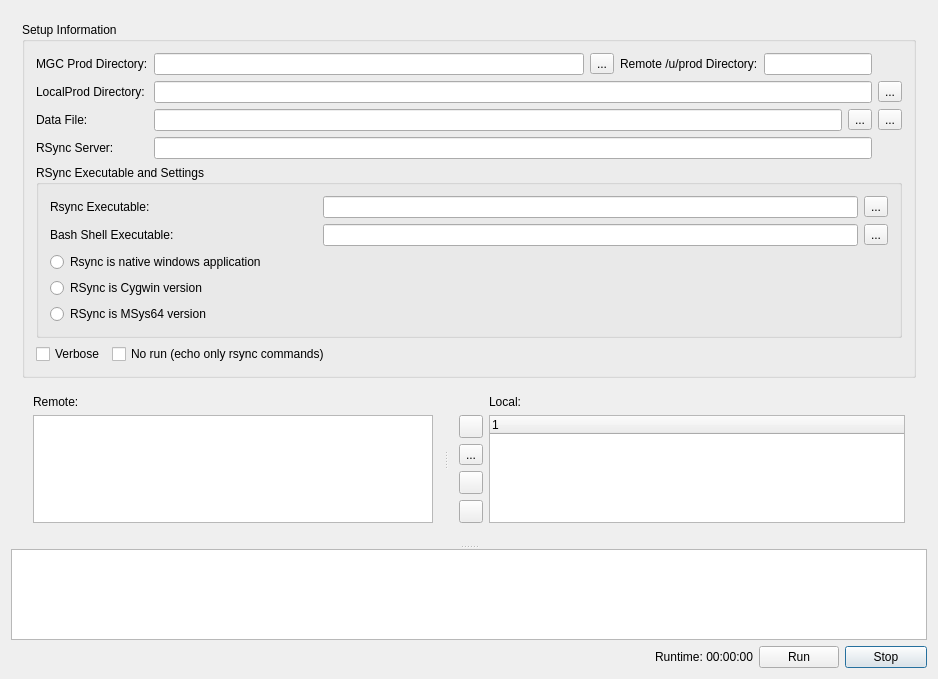
This is MainWindow/MainWindow.ui in scottaronbloom/localprodsync as Qt 5 draws it before an edit. The edited form follows.
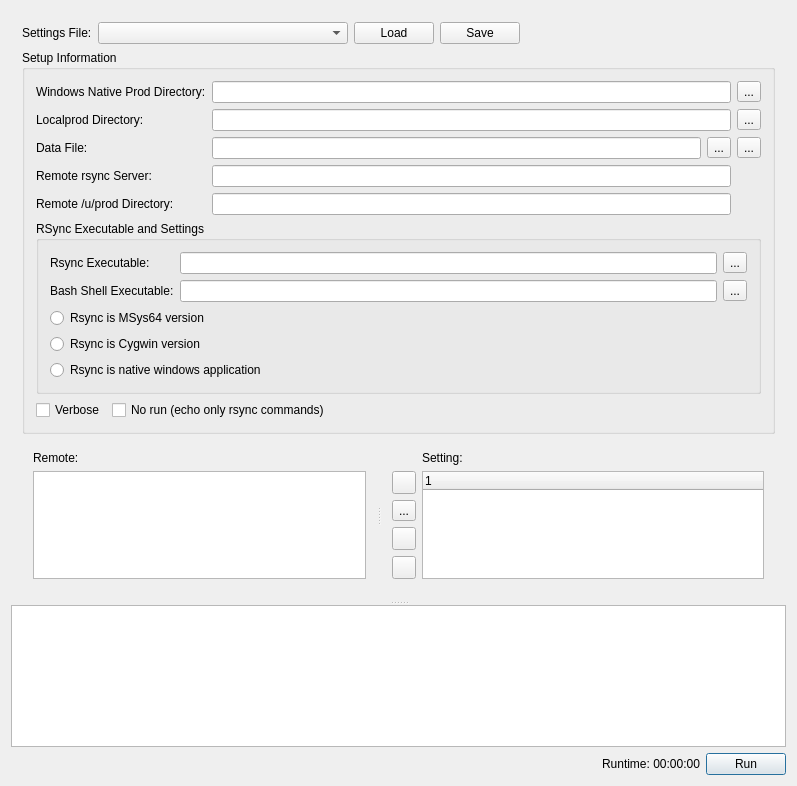
This is the edited form. Icons and pictures are not drawn.

Commit message: Stop using SAB Utils, added settings

What changed in the file:
```diff
--- a/MainWindow/MainWindow.ui
+++ b/MainWindow/MainWindow.ui
@@ -6,8 +6,8 @@
    <rect>
     <x>0</x>
     <y>0</y>
-    <width>938</width>
-    <height>679</height>
+    <width>797</width>
+    <height>786</height>
    </rect>
   </property>
   <property name="minimumSize">
@@ -20,6 +20,46 @@
    <string>Local Prod Sync Tool</string>
   </property>
   <layout class="QGridLayout" name="gridLayout_3">
+   <item row="1" column="0" colspan="3">
+    <spacer name="horizontalSpacer">
+     <property name="orientation">
+      <enum>Qt::Horizontal</enum>
+     </property>
+     <property name="sizeHint" stdset="0">
+      <size>
+       <width>699</width>
+       <height>20</height>
+      </size>
+     </property>
+    </spacer>
+   </item>
+   <item row="1" column="3" colspan="2">
+    <widget class="QLabel" name="runtimeLabel">
+     <property name="text">
+      <string>Runtime: 00:00:00</string>
+     </property>
+    </widget>
+   </item>
+   <item row="1" column="5">
+    <widget class="QPushButton" name="runBtn">
+     <property name="sizePolicy">
+      <sizepolicy hsizetype="Maximum" vsizetype="Fixed">
+       <horstretch>0</horstretch>
+       <verstretch>0</verstretch>
+      </sizepolicy>
+     </property>
+     <property name="whatsThis">
+      <string>Click this button to run the sync</string>
+     </property>
+     <property name="text">
+      <string>Run</string>
+     </property>
+     <property name="icon">
+      <iconset resource="MainWindow.qrc">
+       <normaloff>:/resources/generate.png</normaloff>:/resources/generate.png</iconset>
+     </property>
+    </widget>
+   </item>
    <item row="0" column="0" colspan="6">
     <widget class="QSplitter" name="splitter_2">
      <property name="orientation">
@@ -27,7 +67,324 @@
      </property>
      <widget class="QWidget" name="layoutWidget_1">
       <layout class="QGridLayout" name="gridLayout_2">
-       <item row="1" column="0" colspan="2">
+       <item row="2" column="0" colspan="5">
+        <widget class="QGroupBox" name="groupBox">
+         <property name="sizePolicy">
+          <sizepolicy hsizetype="Preferred" vsizetype="Minimum">
+           <horstretch>0</horstretch>
+           <verstretch>0</verstretch>
+          </sizepolicy>
+         </property>
+         <property name="title">
+          <string>Setup Information</string>
+         </property>
+         <layout class="QGridLayout" name="gridLayout_5">
+          <item row="0" column="0">
+           <widget class="QLabel" name="label_12">
+            <property name="text">
+             <string>Windows Native Prod Directory:</string>
+            </property>
+           </widget>
+          </item>
+          <item row="3" column="0">
+           <widget class="QLabel" name="label_13">
+            <property name="text">
+             <string>Remote rsync Server:</string>
+            </property>
+           </widget>
+          </item>
+          <item row="1" column="6">
+           <widget class="QToolButton" name="localProdDirBtn">
+            <property name="whatsThis">
+             <string>Click here to set the local prod directory</string>
+            </property>
+            <property name="text">
+             <string>...</string>
+            </property>
+            <property name="icon">
+             <iconset resource="MainWindow.qrc">
+              <normaloff>:/resources/open.png</normaloff>:/resources/open.png</iconset>
+            </property>
+           </widget>
+          </item>
+          <item row="2" column="5">
+           <widget class="QToolButton" name="dataFileBtn">
+            <property name="whatsThis">
+             <string>Click here to save the settings file</string>
+            </property>
+            <property name="text">
+             <string>...</string>
+            </property>
+            <property name="icon">
+             <iconset resource="MainWindow.qrc">
+              <normaloff>:/resources/open.png</normaloff>:/resources/open.png</iconset>
+            </property>
+           </widget>
+          </item>
+          <item row="6" column="0" colspan="7">
+           <layout class="QHBoxLayout" name="horizontalLayout">
+            <item>
+             <widget class="QCheckBox" name="verbose">
+              <property name="whatsThis">
+               <string>When this box is checked, more information is displayed while running</string>
+              </property>
+              <property name="text">
+               <string>Verbose</string>
+              </property>
+             </widget>
+            </item>
+            <item>
+             <widget class="QCheckBox" name="norun">
+              <property name="whatsThis">
+               <string>When this box is checked, rsync is not actually run, but the commands are echoed out</string>
+              </property>
+              <property name="text">
+               <string>No run (echo only rsync commands)</string>
+              </property>
+             </widget>
+            </item>
+            <item>
+             <spacer name="horizontalSpacer_2">
+              <property name="orientation">
+               <enum>Qt::Horizontal</enum>
+              </property>
+              <property name="sizeHint" stdset="0">
+               <size>
+                <width>40</width>
+                <height>20</height>
+               </size>
+              </property>
+             </spacer>
+            </item>
+           </layout>
+          </item>
+          <item row="2" column="0">
+           <widget class="QLabel" name="label_5">
+            <property name="text">
+             <string>Data File:</string>
+            </property>
+           </widget>
+          </item>
+          <item row="2" column="1" colspan="4">
+           <widget class="QLineEdit" name="dataFile">
+            <property name="whatsThis">
+             <string>This field contains the data file to for the client you are wanting to build.  Typically this is set to $P4_CLIENT_DIR/src/misc/WinLocalProdSyncData.xml</string>
+            </property>
+           </widget>
+          </item>
+          <item row="3" column="1" colspan="5">
+           <widget class="QLineEdit" name="rsyncServer">
+            <property name="whatsThis">
+             <string>&lt;html&gt;&lt;head/&gt;&lt;body&gt;&lt;p&gt;This field is the rsync server to use.&lt;/p&gt;
+For
+&lt;ul&gt;
+&lt;li&gt;wilsonville use local-rsync-vm1.wv.mentorg.com&lt;/li&gt;&lt;/ul&gt;
+&lt;/body&gt;&lt;/html&gt;</string>
+            </property>
+           </widget>
+          </item>
+          <item row="1" column="0">
+           <widget class="QLabel" name="label_14">
+            <property name="whatsThis">
+             <string>This field contains the prod directory on your local machine.  Typically this is C:localprod</string>
+            </property>
+            <property name="text">
+             <string>Localprod Directory:</string>
+            </property>
+           </widget>
+          </item>
+          <item row="2" column="6">
+           <widget class="QToolButton" name="saveDataFileBtn">
+            <property name="whatsThis">
+             <string>Click here to save the settings file.  (NOTE: you may need to p4 edit externally)</string>
+            </property>
+            <property name="text">
+             <string>...</string>
+            </property>
+            <property name="icon">
+             <iconset resource="MainWindow.qrc">
+              <normaloff>:/resources/download.png</normaloff>:/resources/download.png</iconset>
+            </property>
+           </widget>
+          </item>
+          <item row="1" column="1" colspan="5">
+           <widget class="QLineEdit" name="localProdDir">
+            <property name="whatsThis">
+             <string>This field holds the local directory to sync the prod directory two.  C:\localprod is recommended</string>
+            </property>
+           </widget>
+          </item>
+          <item row="4" column="0">
+           <widget class="QLabel" name="label_2">
+            <property name="text">
+             <string>Remote /u/prod Directory:</string>
+            </property>
+           </widget>
+          </item>
+          <item row="0" column="6">
+           <widget class="QToolButton" name="localUProdDirBtn">
+            <property name="whatsThis">
+             <string>Click here to select the native path to the /u/prod directory</string>
+            </property>
+            <property name="text">
+             <string>...</string>
+            </property>
+            <property name="icon">
+             <iconset resource="MainWindow.qrc">
+              <normaloff>:/resources/open.png</normaloff>:/resources/open.png</iconset>
+            </property>
+           </widget>
+          </item>
+          <item row="0" column="1" colspan="5">
+           <widget class="QLineEdit" name="localUProdDir">
+            <property name="sizePolicy">
+             <sizepolicy hsizetype="Expanding" vsizetype="Fixed">
+              <horstretch>1</horstretch>
+              <verstretch>0</verstretch>
+             </sizepolicy>
+            </property>
+            <property name="whatsThis">
+             <string>This field contains the Native Windows (UNC) path for the /u/prod directory.  For wilsonville, this is typically \\mgc\home\prod</string>
+            </property>
+           </widget>
+          </item>
+          <item row="4" column="1" colspan="5">
+           <widget class="QLineEdit" name="remoteUProdDir">
+            <property name="sizePolicy">
+             <sizepolicy hsizetype="Expanding" vsizetype="Fixed">
+              <horstretch>1</horstretch>
+              <verstretch>0</verstretch>
+             </sizepolicy>
+            </property>
+            <property name="whatsThis">
+             <string>This field contains the path for /u/prod on the rsync server.</string>
+            </property>
+           </widget>
+          </item>
+          <item row="5" column="0" colspan="7">
+           <widget class="QGroupBox" name="groupBox_2">
+            <property name="sizePolicy">
+             <sizepolicy hsizetype="Preferred" vsizetype="Maximum">
+              <horstretch>0</horstretch>
+              <verstretch>0</verstretch>
+             </sizepolicy>
+            </property>
+            <property name="title">
+             <string>RSync Executable and Settings</string>
+            </property>
+            <layout class="QGridLayout" name="gridLayout_4">
+             <item row="4" column="0" colspan="4">
+              <widget class="QRadioButton" name="rsyncCygwin">
+               <property name="whatsThis">
+                <string>If you are using a cygwin based rsync executable, select this button</string>
+               </property>
+               <property name="text">
+                <string>Rsync is Cygwin version</string>
+               </property>
+              </widget>
+             </item>
+             <item row="0" column="3">
+              <widget class="QToolButton" name="rsyncExecBtn">
+               <property name="whatsThis">
+                <string>Click here to select the rsync executable</string>
+               </property>
+               <property name="text">
+                <string>...</string>
+               </property>
+               <property name="icon">
+                <iconset resource="MainWindow.qrc">
+                 <normaloff>:/resources/open.png</normaloff>:/resources/open.png</iconset>
+               </property>
+              </widget>
+             </item>
+             <item row="0" column="0">
+              <widget class="QLabel" name="label">
+               <property name="sizePolicy">
+                <sizepolicy hsizetype="Maximum" vsizetype="Preferred">
+                 <horstretch>0</horstretch>
+                 <verstretch>0</verstretch>
+                </sizepolicy>
+               </property>
+               <property name="text">
+                <string>Rsync Executable:</string>
+               </property>
+              </widget>
+             </item>
+             <item row="5" column="0" colspan="3">
+              <widget class="QRadioButton" name="rsyncNative">
+               <property name="whatsThis">
+                <string>If you are using a native windows rsync system, select this button</string>
+               </property>
+               <property name="text">
+                <string>Rsync is native windows application</string>
+               </property>
+              </widget>
+             </item>
+             <item row="1" column="1" colspan="2">
+              <widget class="QLineEdit" name="bashExec">
+               <property name="whatsThis">
+                <string>This field contains the bash executable.  For the default msys64 setup, C:/msys64/usr/bin/bash.exe should be used.  This is only necessary for using the ssh security tokens</string>
+               </property>
+              </widget>
+             </item>
+             <item row="0" column="1" colspan="2">
+              <widget class="QLineEdit" name="rsyncExec">
+               <property name="whatsThis">
+                <string>This field contains the rsync executable.  For the default msys64 setup, C:/msys64/usr/bin/rsync.exe should be used</string>
+               </property>
+              </widget>
+             </item>
+             <item row="1" column="0">
+              <widget class="QLabel" name="label_3">
+               <property name="sizePolicy">
+                <sizepolicy hsizetype="Maximum" vsizetype="Preferred">
+                 <horstretch>0</horstretch>
+                 <verstretch>0</verstretch>
+                </sizepolicy>
+               </property>
+               <property name="text">
+                <string>Bash Shell Executable:</string>
+               </property>
+              </widget>
+             </item>
+             <item row="1" column="3">
+              <widget class="QToolButton" name="bashExecBtn">
+               <property name="whatsThis">
+                <string>Click here to select the bash shell executable</string>
+               </property>
+               <property name="text">
+                <string>...</string>
+               </property>
+               <property name="icon">
+                <iconset resource="MainWindow.qrc">
+                 <normaloff>:/resources/open.png</normaloff>:/resources/open.png</iconset>
+               </property>
+              </widget>
+             </item>
+             <item row="2" column="0" colspan="3">
+              <widget class="QRadioButton" name="rsyncMSys64">
+               <property name="whatsThis">
+                <string>If you are using a msys64 rsync executable (the default) select his button</string>
+               </property>
+               <property name="text">
+                <string>Rsync is MSys64 version</string>
+               </property>
+              </widget>
+             </item>
+            </layout>
+           </widget>
+          </item>
+         </layout>
+        </widget>
+       </item>
+       <item row="1" column="0">
+        <widget class="QLabel" name="label_4">
+         <property name="text">
+          <string>Settings File:</string>
+         </property>
+        </widget>
+       </item>
+       <item row="3" column="0" colspan="5">
         <widget class="QSplitter" name="splitter">
          <property name="orientation">
           <enum>Qt::Horizontal</enum>
@@ -67,7 +424,7 @@
            <item row="0" column="1">
             <widget class="QLabel" name="localLabel">
              <property name="text">
-              <string>Local:</string>
+              <string>Setting:</string>
              </property>
             </widget>
            </item>
@@ -153,221 +510,63 @@
          </widget>
         </widget>
        </item>
-       <item row="0" column="0" colspan="2">
-        <widget class="QGroupBox" name="groupBox">
+       <item row="1" column="4">
+        <spacer name="horizontalSpacer_3">
+         <property name="orientation">
+          <enum>Qt::Horizontal</enum>
+         </property>
+         <property name="sizeHint" stdset="0">
+          <size>
+           <width>40</width>
+           <height>20</height>
+          </size>
+         </property>
+        </spacer>
+       </item>
+       <item row="1" column="2">
+        <widget class="QPushButton" name="openProjectFileBtn">
+         <property name="text">
+          <string>Load</string>
+         </property>
+         <property name="icon">
+          <iconset resource="MainWindow.qrc">
+           <normaloff>:/resources/open.png</normaloff>:/resources/open.png</iconset>
+         </property>
+        </widget>
+       </item>
+       <item row="1" column="1">
+        <widget class="QComboBox" name="projectFile">
          <property name="sizePolicy">
-          <sizepolicy hsizetype="Preferred" vsizetype="Minimum">
+          <sizepolicy hsizetype="MinimumExpanding" vsizetype="Fixed">
            <horstretch>0</horstretch>
            <verstretch>0</verstretch>
           </sizepolicy>
          </property>
-         <property name="title">
-          <string>Setup Information</string>
+        </widget>
+       </item>
+       <item row="1" column="3">
+        <widget class="QPushButton" name="saveProjectFileBtn">
+         <property name="text">
+          <string>Save</string>
          </property>
-         <layout class="QGridLayout" name="gridLayout_5">
-          <item row="3" column="0">
-           <widget class="QLabel" name="label_13">
-            <property name="text">
-             <string>RSync Server:</string>
-            </property>
-           </widget>
-          </item>
-          <item row="0" column="2">
-           <widget class="QToolButton" name="localUProdDirBtn">
-            <property name="text">
-             <string>...</string>
-            </property>
-            <property name="icon">
-             <iconset resource="MainWindow.qrc">
-              <normaloff>:/resources/open.png</normaloff>:/resources/open.png</iconset>
-            </property>
-           </widget>
-          </item>
-          <item row="1" column="0">
-           <widget class="QLabel" name="label_14">
-            <property name="text">
-             <string>LocalProd Directory:</string>
-            </property>
-           </widget>
-          </item>
-          <item row="2" column="0">
-           <widget class="QLabel" name="label_5">
-            <property name="text">
-             <string>Data File:</string>
-            </property>
-           </widget>
-          </item>
-          <item row="0" column="0">
-           <widget class="QLabel" name="label_12">
-            <property name="text">
-             <string>MGC Prod Directory:</string>
-            </property>
-           </widget>
-          </item>
-          <item row="1" column="6">
-           <widget class="QToolButton" name="localProdDirBtn">
-            <property name="text">
-             <string>...</string>
-            </property>
-            <property name="icon">
-             <iconset resource="MainWindow.qrc">
-              <normaloff>:/resources/open.png</normaloff>:/resources/open.png</iconset>
-            </property>
-           </widget>
-          </item>
-          <item row="2" column="6">
-           <widget class="QToolButton" name="saveDataFileBtn">
-            <property name="text">
-             <string>...</string>
-            </property>
-            <property name="icon">
-             <iconset resource="MainWindow.qrc">
-              <normaloff>:/resources/download.png</normaloff>:/resources/download.png</iconset>
-            </property>
-           </widget>
-          </item>
-          <item row="0" column="3">
-           <widget class="QLabel" name="label_2">
-            <property name="text">
-             <string>Remote /u/prod Directory:</string>
-            </property>
-           </widget>
-          </item>
-          <item row="0" column="1">
-           <widget class="QLineEdit" name="localUProdDir"/>
-          </item>
-          <item row="2" column="5">
-           <widget class="QToolButton" name="dataFileBtn">
-            <property name="text">
-             <string>...</string>
-            </property>
-            <property name="icon">
-             <iconset resource="MainWindow.qrc">
-              <normaloff>:/resources/open.png</normaloff>:/resources/open.png</iconset>
-            </property>
-           </widget>
-          </item>
-          <item row="2" column="1" colspan="4">
-           <widget class="QLineEdit" name="dataFile"/>
-          </item>
-          <item row="0" column="4" colspan="2">
-           <widget class="QLineEdit" name="remoteUProdDir"/>
-          </item>
-          <item row="3" column="1" colspan="5">
-           <widget class="QLineEdit" name="rsyncServer"/>
-          </item>
-          <item row="1" column="1" colspan="5">
-           <widget class="QLineEdit" name="localProdDir"/>
-          </item>
-          <item row="4" column="0" colspan="7">
-           <widget class="QGroupBox" name="groupBox_2">
-            <property name="title">
-             <string>RSync Executable and Settings</string>
-            </property>
-            <layout class="QGridLayout" name="gridLayout_4">
-             <item row="0" column="3">
-              <widget class="QToolButton" name="rsyncExecBtn">
-               <property name="text">
-                <string>...</string>
-               </property>
-               <property name="icon">
-                <iconset resource="MainWindow.qrc">
-                 <normaloff>:/resources/open.png</normaloff>:/resources/open.png</iconset>
-               </property>
-              </widget>
-             </item>
-             <item row="3" column="0" colspan="3">
-              <widget class="QRadioButton" name="rsyncCygwin">
-               <property name="text">
-                <string>RSync is Cygwin version</string>
-               </property>
-              </widget>
-             </item>
-             <item row="4" column="0" colspan="3">
-              <widget class="QRadioButton" name="rsyncMSys64">
-               <property name="text">
-                <string>RSync is MSys64 version</string>
-               </property>
-              </widget>
-             </item>
-             <item row="1" column="3">
-              <widget class="QToolButton" name="bashExecBtn">
-               <property name="text">
-                <string>...</string>
-               </property>
-               <property name="icon">
-                <iconset resource="MainWindow.qrc">
-                 <normaloff>:/resources/open.png</normaloff>:/resources/open.png</iconset>
-               </property>
-              </widget>
-             </item>
-             <item row="2" column="0" colspan="3">
-              <widget class="QRadioButton" name="rsyncNative">
-               <property name="text">
-                <string>Rsync is native windows application</string>
-               </property>
-              </widget>
-             </item>
-             <item row="1" column="1" colspan="2">
-              <widget class="QLineEdit" name="bashExec"/>
-             </item>
-             <item row="1" column="0">
-              <widget class="QLabel" name="label_3">
-               <property name="text">
-                <string>Bash Shell Executable:</string>
-               </property>
-              </widget>
-             </item>
-             <item row="0" column="0">
-              <widget class="QLabel" name="label">
-               <property name="text">
-                <string>Rsync Executable:</string>
-               </property>
-              </widget>
-             </item>
-             <item row="0" column="1" colspan="2">
-              <widget class="QLineEdit" name="rsyncExec"/>
-             </item>
-            </layout>
-           </widget>
-          </item>
-          <item row="5" column="0" colspan="7">
-           <layout class="QHBoxLayout" name="horizontalLayout">
-            <item>
-             <widget class="QCheckBox" name="verbose">
-              <property name="text">
-               <string>Verbose</string>
-              </property>
-             </widget>
-            </item>
-            <item>
-             <widget class="QCheckBox" name="norun">
-              <property name="text">
-               <string>No run (echo only rsync commands)</string>
-              </property>
-             </widget>
-            </item>
-            <item>
-             <spacer name="horizontalSpacer_2">
-              <property name="orientation">
-               <enum>Qt::Horizontal</enum>
-              </property>
-              <property name="sizeHint" stdset="0">
-               <size>
-                <width>40</width>
-                <height>20</height>
-               </size>
-              </property>
-             </spacer>
-            </item>
-           </layout>
-          </item>
-         </layout>
+         <property name="icon">
+          <iconset resource="MainWindow.qrc">
+           <normaloff>:/resources/download.png</normaloff>:/resources/download.png</iconset>
+         </property>
         </widget>
        </item>
       </layout>
      </widget>
      <widget class="QPlainTextEdit" name="log">
+      <property name="sizePolicy">
+       <sizepolicy hsizetype="Expanding" vsizetype="Expanding">
+        <horstretch>1</horstretch>
+        <verstretch>0</verstretch>
+       </sizepolicy>
+      </property>
+      <property name="whatsThis">
+       <string>The log of the run</string>
+      </property>
       <property name="lineWrapMode">
        <enum>QPlainTextEdit::NoWrap</enum>
       </property>
@@ -377,54 +576,6 @@
      </widget>
     </widget>
    </item>
-   <item row="1" column="5">
-    <widget class="QPushButton" name="stopBtn">
-     <property name="text">
-      <string>Stop</string>
-     </property>
-     <property name="icon">
-      <iconset resource="MainWindow.qrc">
-       <normaloff>:/resources/stop.png</normaloff>:/resources/stop.png</iconset>
-     </property>
-    </widget>
-   </item>
-   <item row="1" column="4">
-    <widget class="QPushButton" name="runBtn">
-     <property name="sizePolicy">
-      <sizepolicy hsizetype="Maximum" vsizetype="Fixed">
-       <horstretch>0</horstretch>
-       <verstretch>0</verstretch>
-      </sizepolicy>
-     </property>
-     <property name="text">
-      <string>Run</string>
-     </property>
-     <property name="icon">
-      <iconset resource="MainWindow.qrc">
-       <normaloff>:/resources/generate.png</normaloff>:/resources/generate.png</iconset>
-     </property>
-    </widget>
-   </item>
-   <item row="1" column="3">
-    <widget class="QLabel" name="runtimeLabel">
-     <property name="text">
-      <string>Runtime: 00:00:00</string>
-     </property>
-    </widget>
-   </item>
-   <item row="1" column="0" colspan="3">
-    <spacer name="horizontalSpacer">
-     <property name="orientation">
-      <enum>Qt::Horizontal</enum>
-     </property>
-     <property name="sizeHint" stdset="0">
-      <size>
-       <width>699</width>
-       <height>20</height>
-      </size>
-     </property>
-    </spacer>
-   </item>
   </layout>
  </widget>
  <layoutdefault spacing="6" margin="11"/>
```
Left out of the diff: 27 changed lines with no effect on the pictures. The commit also changes 11 other files.
